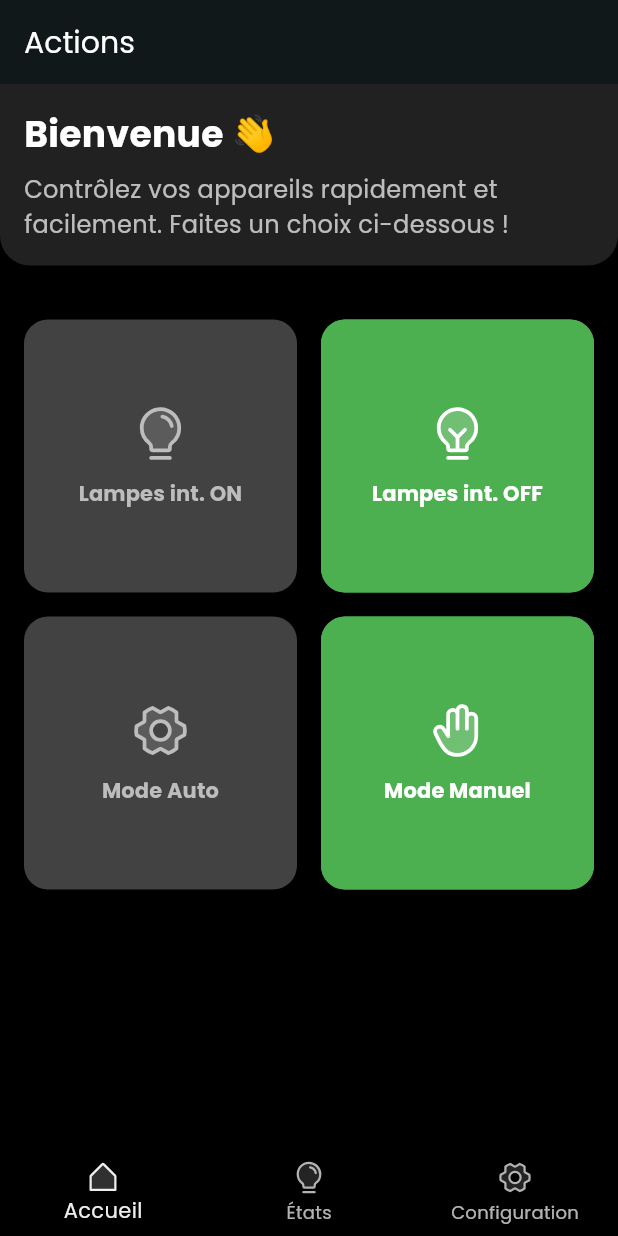
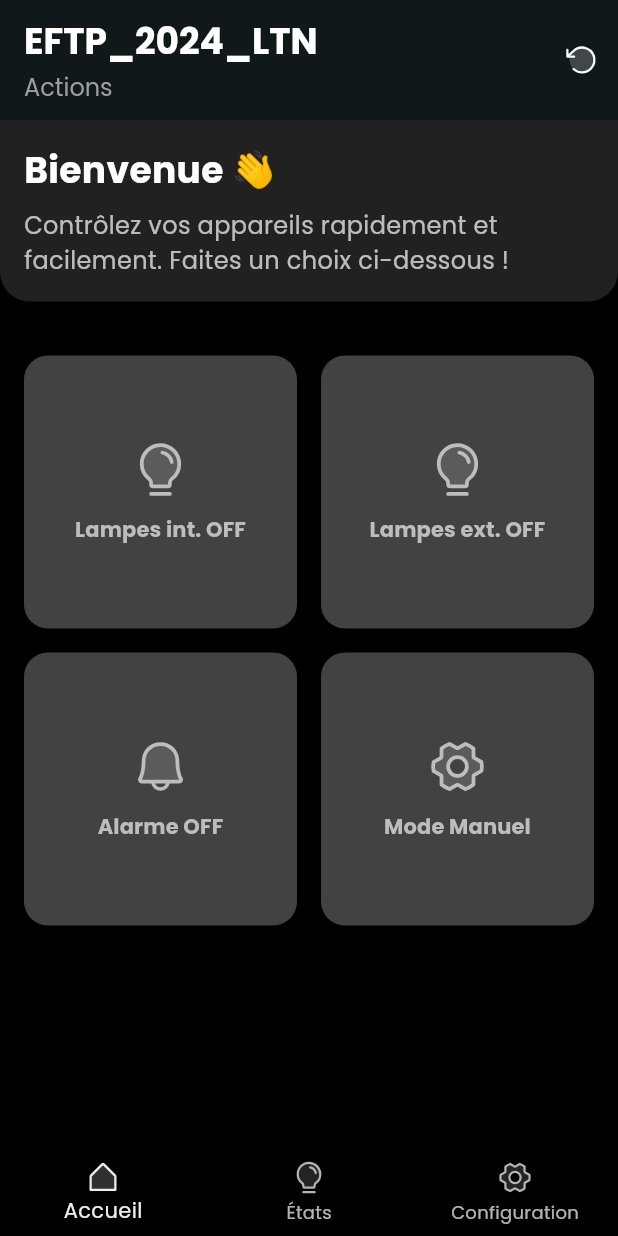
Before and after one commit to BlakvGhost/control_esp32_project, a Flutter app: the screen it shows after launch, on a phone screen of 412 x 824 dp. Run offline on Flutter 3.47's test engine with Material 3 defaults, Android fonts, the phone set to English and light mode, and no system bars; our stand-ins replace google_fonts, phosphor_flutter, shared_preferences; network calls fail.

Commit message:
Stabilization of basic functionalities

```diff
--- a/lib/screens/home.dart
+++ b/lib/screens/home.dart
@@ -14,6 +14,8 @@ class _HomeScreenState extends State<HomeScreen> {
   String currentMode = ''; // Mode actif : "auto" ou "manuel"
   String internalLampState = ''; // État des lampes internes : "on" ou "off"
   String externalLampState = ''; // État des lampes externes : "on" ou "off"
+  String alarmState = ''; // État de l'alarme : "on" ou "off"
+  bool isLoading = false; // Indicateur de chargement
 
   @override
   void initState() {
@@ -22,25 +24,43 @@ class _HomeScreenState extends State<HomeScreen> {
   }
 
   Future<void> _fetchStates() async {
+    if (!mounted) return;
+
+    setState(() {
+      isLoading = true;
+    });
+
     // Récupérer les états depuis l'API
     final mode = await ApiService.getModeState();
     final internalLamp = await ApiService.getInternalState();
     final externalLamp = await ApiService.getExternalState();
+    final alarm = await ApiService.getAlarmState();
 
+    if (mounted) {
       setState(() {
         currentMode = mode; // "auto" ou "manuel"
         internalLampState = internalLamp; // "on" ou "off"
         externalLampState = externalLamp; // "on" ou "off"
+        alarmState = alarm; // "on" ou "off"
+        isLoading = false; // Fin du chargement
       });
+    }
   }
 
   void _updateState(Function action, Future<void> Function() fetchState) async {
+    if (!mounted) return; // Vérifier si le widget est encore monté
+
+    setState(() {
+      isLoading = true; // Afficher le loader lorsque l'on agit
+    });
+
     final res = await action();
 
     if (!res) {
       const message =
           "Erreur de connexion au serveur, veuillez vérifier ou configurer l'adresse ip et le port de l'ESP32";
 
+      if (mounted) {
         ScaffoldMessenger.of(context).showSnackBar(
           const SnackBar(
             content: Row(
@@ -63,16 +83,54 @@ class _HomeScreenState extends State<HomeScreen> {
           ),
         );
       }
+      setState(() {
+        isLoading = false; // Masquer le loader lorsque l'on a terminé
+      });
+    }
 
-    await fetchState();
+    if (mounted && res) {
+      await fetchState(); // Appeler fetchState uniquement si le widget est toujours monté
+      setState(() {
+        isLoading = false; // Masquer le loader lorsque l'on a terminé
+      });
+    }
   }
 
   @override
   Widget build(BuildContext context) {
     return Scaffold(
       appBar: AppBar(
-        title: const Text('Actions'),
+        title: const Column(
+          crossAxisAlignment: CrossAxisAlignment.start,
+          children: [
+            Text(
+              "EFTP_2024_LTN",
+              style: TextStyle(
+                  color: Colors.white,
+                  fontSize: 24,
+                  fontWeight: FontWeight.bold),
+            ),
+            Text(
+              "Actions",
+              style: TextStyle(color: Colors.grey, fontSize: 16),
+            ),
+          ],
+        ),
         elevation: 22,
+        toolbarHeight: 80,
+        automaticallyImplyLeading: true,
+        actions: [
+          IconButton(
+            icon: isLoading
+                ? const CircularProgressIndicator(
+                    color: Colors.white,
+                  )
+                : const Icon(
+                    PhosphorIconsDuotone.arrowCounterClockwise,
+                  ),
+            onPressed: isLoading ? null : _fetchStates,
+          ),
+        ],
       ),
       body: Column(
         crossAxisAlignment: CrossAxisAlignment.start,
@@ -118,38 +176,50 @@ class _HomeScreenState extends State<HomeScreen> {
               padding: const EdgeInsets.all(16),
               children: [
                 ActionButton(
-                  label: 'Lampes int. ON',
+                  label: internalLampState == 'off'
+                      ? 'Lampes int. OFF'
+                      : 'Lampes int. ON',
                   icon: PhosphorIconsDuotone.lightbulb,
                   isActive: internalLampState == 'on',
                   action: () => _updateState(
-                    ApiService.turnOnInternal,
+                    internalLampState == 'on'
+                        ? ApiService.turnOffInternal
+                        : ApiService.turnOnInternal,
                     _fetchStates,
                   ),
                 ),
                 ActionButton(
-                  label: 'Lampes int. OFF',
-                  icon: PhosphorIconsDuotone.lightbulbFilament,
-                  isActive: internalLampState == 'off',
+                  label: externalLampState == 'off'
+                      ? 'Lampes ext. OFF'
+                      : 'Lampes ext. ON',
+                  icon: PhosphorIconsDuotone.lightbulb,
+                  isActive: externalLampState == 'on',
                   action: () => _updateState(
-                    ApiService.turnOffInternal,
+                    externalLampState == 'on'
+                        ? ApiService.turnOffExternal
+                        : ApiService.turnOnExternal,
                     _fetchStates,
                   ),
                 ),
                 ActionButton(
-                  label: 'Mode Auto',
-                  icon: PhosphorIconsDuotone.gearSix,
-                  isActive: currentMode == 'auto',
+                  label: alarmState == 'off' ? 'Alarme OFF' : 'Alarme ON',
+                  icon: PhosphorIconsDuotone.bell,
+                  isActive: alarmState == 'on',
                   action: () => _updateState(
-                    ApiService.setModeAuto,
+                    alarmState == 'on'
+                        ? ApiService.turnOffAlarm
+                        : ApiService.turnOnAlarm,
                     _fetchStates,
                   ),
                 ),
                 ActionButton(
-                  label: 'Mode Manuel',
-                  icon: PhosphorIconsDuotone.hand,
-                  isActive: currentMode == 'manuel',
+                  label: currentMode == 'manuel' ? 'Mode Manuel' : 'Mode Auto',
+                  icon: PhosphorIconsDuotone.gearSix,
+                  isActive: currentMode == 'auto',
                   action: () => _updateState(
-                    ApiService.setModeManual,
+                    currentMode == 'auto'
+                        ? ApiService.setModeManual
+                        : ApiService.setModeAuto,
                     _fetchStates,
                   ),
                 ),
@@ -191,12 +261,6 @@ class ActionButton extends StatelessWidget {
       ),
       onPressed: () async {
         await action();
-        ScaffoldMessenger.of(context).showSnackBar(
-          SnackBar(
-            content: Text('$label exécuté !'),
-            backgroundColor: isActive ? Colors.green : Colors.blue,
-          ),
-        );
       },
       child: Column(
         mainAxisAlignment: MainAxisAlignment.center,
```
Also changed, not shown: lib/screens/settings.dart (+18 -1 lines), lib/screens/status.dart (+42 -2 lines), lib/services/api_service.dart (+44 -0 lines). Lines whose indentation alone changed are shown as unchanged.
